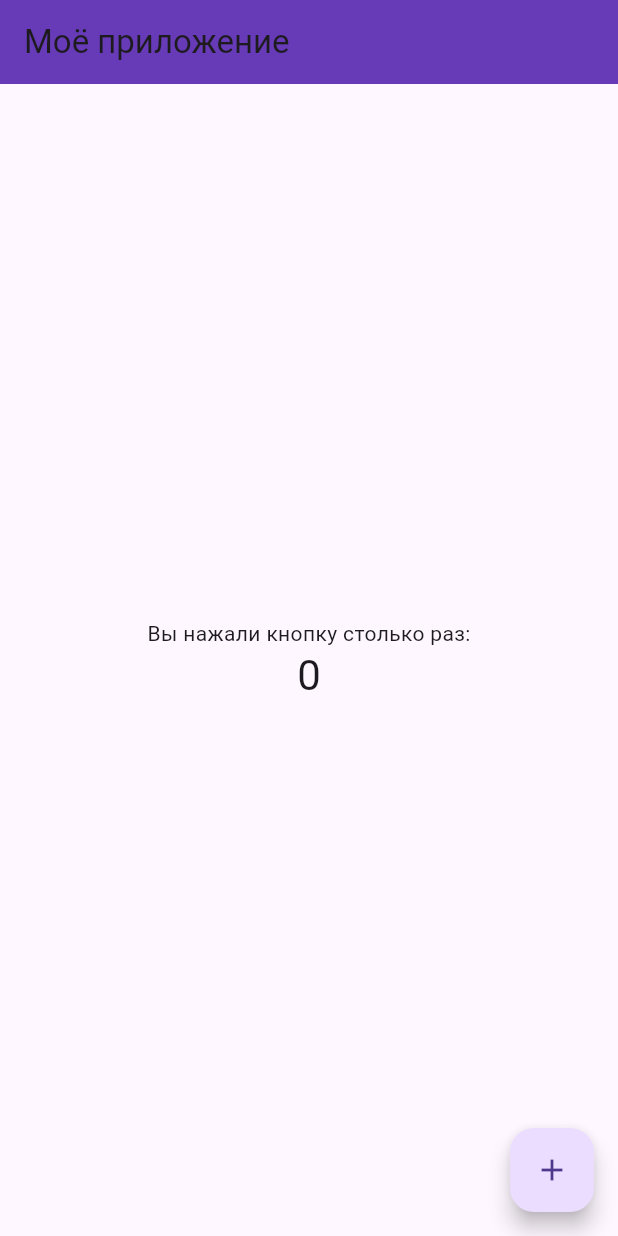
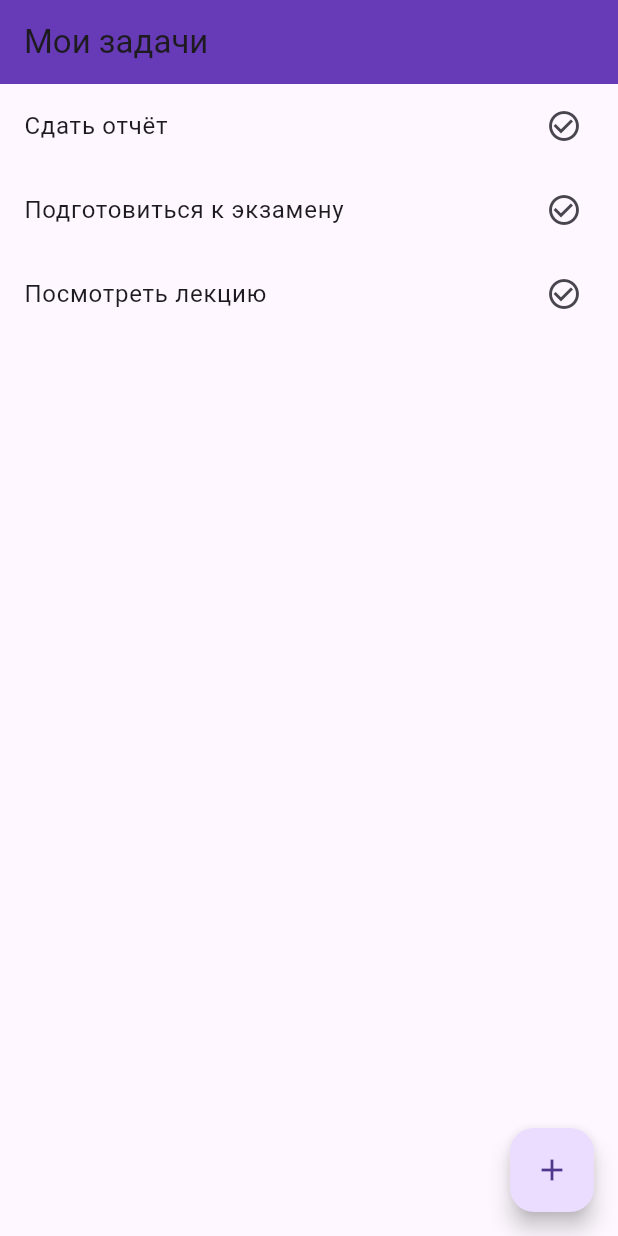
Before and after one commit to arturhyundai5-del/New-Flutter-28102025, a Flutter app: the screen it shows after launch, on a phone screen of 412 x 824 dp. Run offline on Flutter 3.47's test engine with Material 3 defaults, Android fonts, the phone set to English and light mode, and no system bars.

Commit message:
Second commit

```diff
--- a/lib/main.dart
+++ b/lib/main.dart
@@ -1,13 +1,13 @@
 import 'package:flutter/material.dart';
 import 'screens/home_screen.dart';
-void main() => runApp(const MyApp());
+void main() => runApp(MyApp());
 class MyApp extends StatelessWidget {
   const MyApp({super.key});
   @override
   Widget build(BuildContext context) {
-    return const MaterialApp(
+    return MaterialApp(
       debugShowCheckedModeBanner: false,
-      home: HomeScreen(),
+      home: TaskScreen(),
     );
   }
 }
--- a/lib/screens/home_screen.dart
+++ b/lib/screens/home_screen.dart
@@ -1,42 +1,25 @@
 import 'package:flutter/material.dart';
 
-class HomeScreen extends StatefulWidget {
-  const HomeScreen({super.key});
-
-  @override
-  State<HomeScreen> createState() => _HomeScreenState();
-}
-
-class _HomeScreenState extends State<HomeScreen> {
-  int _counter = 0;
-
-  void _incrementCounter() {
-    setState(() {
-      _counter++;
-    });
-  }
+class TaskScreen extends StatelessWidget {
+  final List<String> tasks = ['Сдать отчёт', 'Подготовиться к экзамену', 'Посмотреть лекцию'];
 
   @override
   Widget build(BuildContext context) {
     return Scaffold(
-      appBar: AppBar(
-        title: const Text('Моё приложение'),
-        backgroundColor: Colors.deepPurple,
-      ),
-      body: Center(
-        child: Column(
-          mainAxisAlignment: MainAxisAlignment.center,
-          children: [
-            const Text('Вы нажали кнопку столько раз:'),
-            Text(
-              '$_counter',
-              style: Theme.of(context).textTheme.headlineMedium,
-            ),
-          ],
-        ),
+      appBar: AppBar(title: const Text('Мои задачи'), backgroundColor: Colors.deepPurple),
+      body: ListView.builder(
+        itemCount: tasks.length,
+        itemBuilder: (context, index) {
+          return ListTile(
+            title: Text(tasks[index]),
+            trailing: Icon(Icons.check_circle_outline),
+          );
+        },
       ),
       floatingActionButton: FloatingActionButton(
-        onPressed: _incrementCounter,
+        onPressed: () {
+          // Добавление новой задачи
+        },
         child: const Icon(Icons.add),
       ),
     );
```
